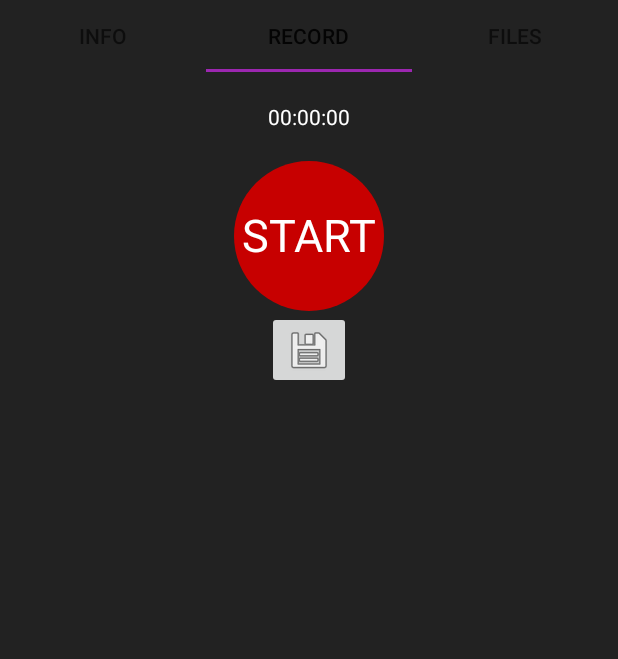
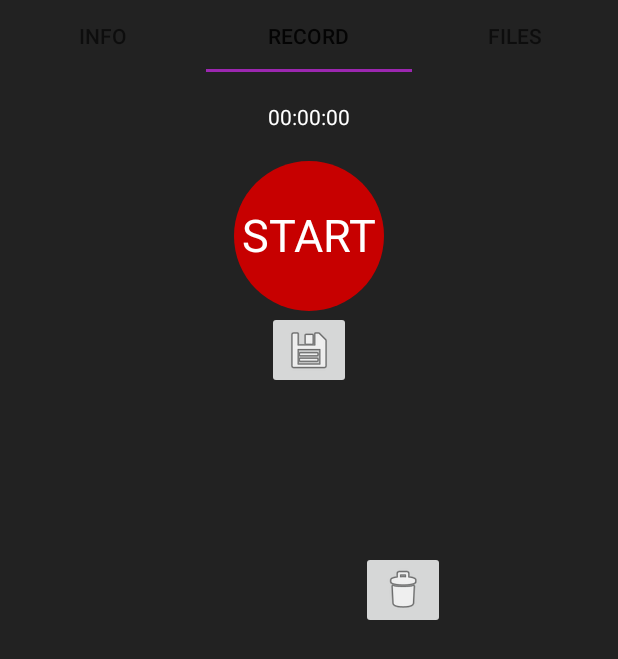
Before and after one commit to Hadryan/lissaner, an Android app: the screen it shows after launch (MainActivity), tab 2 chosen, on a phone screen of 412 x 824 dp. Shown: the top 659 px of the screen. Run offline under Robolectric (Android 15) with nearby library versions, the phone set to English and light mode, and no system bars; libraries missing offline, so code that uses them is left out: com.karumi.dexter; 3 statements that could not run were skipped.

Commit message:
Add button to discard memory storage

```diff
--- a/app/src/main/java/com/daniel_araujo/always_recording_microphone/RecordingService.kt
+++ b/app/src/main/java/com/daniel_araujo/always_recording_microphone/RecordingService.kt
@@ -70,6 +70,10 @@ class RecordingService : Service() {
         recording.saveRecording(stream)
     }
 
+    fun discardRecording() {
+        recording.discardRecording()
+    }
+
     fun accumulated(): Long {
         return recording.accumulated()
     }
--- a/app/src/main/java/com/daniel_araujo/always_recording_microphone/ui/RecordFragment.kt
+++ b/app/src/main/java/com/daniel_araujo/always_recording_microphone/ui/RecordFragment.kt
@@ -54,6 +54,12 @@ class RecordFragment : Fragment() {
         buttonSave = view.findViewById<ImageButton>(R.id.button_save).also {
             it.setOnClickListener {
                 saveRecordingService()
+            }
+        }
+
+        view.findViewById<ImageButton>(R.id.button_delete).also {
+            it.setOnClickListener {
+                discardRecording()
             }
         }
 
@@ -119,4 +125,12 @@ class RecordFragment : Fragment() {
             }
         }
     }
+
+    private fun discardRecording() {
+        Log.v(javaClass.simpleName, "saveRecordingService")
+
+        recordingService.run {
+            it.discardRecording()
+        }
+    }
 }
--- a/app/src/main/res/layout/fragment_record.xml
+++ b/app/src/main/res/layout/fragment_record.xml
@@ -9,6 +9,17 @@
         android:layout_width="match_parent"
         android:layout_height="match_parent"
         android:padding="@dimen/windowPadding">
+
+        <ImageButton
+            android:id="@+id/button_delete"
+            android:layout_width="wrap_content"
+            android:layout_height="wrap_content"
+            android:layout_marginTop="160dp"
+            app:layout_constraintEnd_toEndOf="parent"
+            app:layout_constraintHorizontal_bias="0.698"
+            app:layout_constraintStart_toStartOf="parent"
+            app:layout_constraintTop_toBottomOf="@+id/button_record"
+            app:srcCompat="@android:drawable/ic_menu_delete" />
 
         <com.daniel_araujo.always_recording_microphone.ui.RecButtonView
             android:id="@+id/button_record"
```
Also changed, not shown: app/src/main/java/com/daniel_araujo/always_recording_microphone/RecordingManager.kt (+7 -0 lines), 1 other file.
